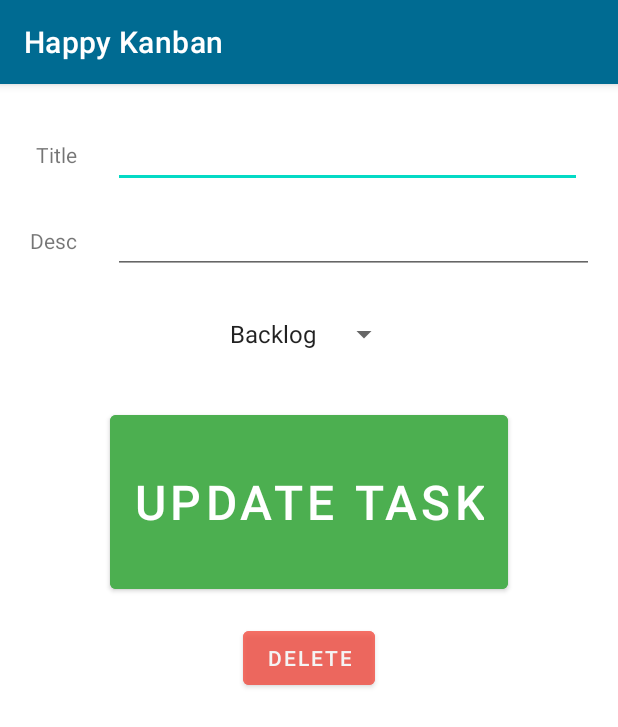
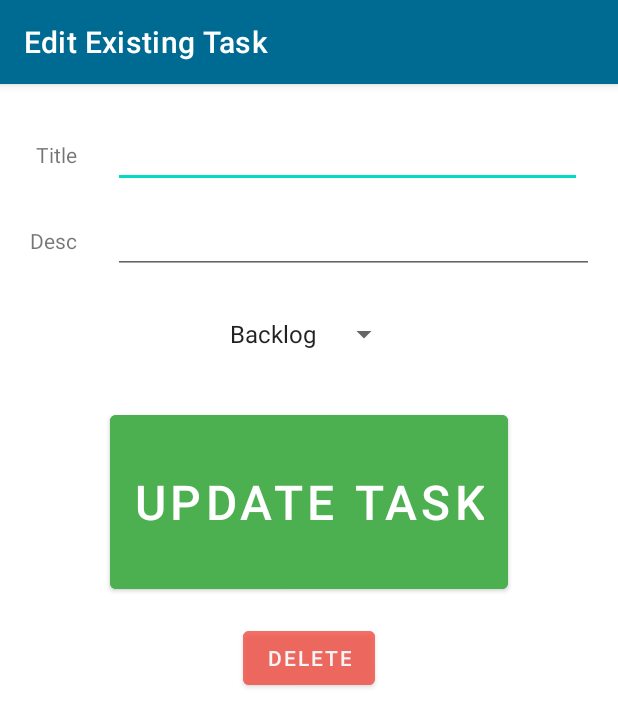
Before and after one commit to TomAwezome/happy-kanban, an Android app: the TaskEditActivity screen opened directly, with no data from a screen before it, on a phone screen of 412 x 824 dp. Shown: the top 727 px of the screen. Run offline under Robolectric (Android 15) with nearby library versions, the light colour scheme and no system bars; 8 statements that could not run were skipped.

Commit message:
Make Activity title for TaskEditActivity.

```diff
--- a/app/src/main/java/com/tomawezome/happykanban/TaskEditActivity.java
+++ b/app/src/main/java/com/tomawezome/happykanban/TaskEditActivity.java
@@ -56,10 +56,13 @@ public class TaskEditActivity extends AppCompatActivity implements AdapterView.O
             de.setEnabled(false);
             de.setAlpha(0);
             s.setText("ADD TASK");
+            setTitle("Create New Task");
         }
         else
         {
+
             s.setText("UPDATE TASK");
+            setTitle("Edit Existing Task");
         }
     }
 
```
